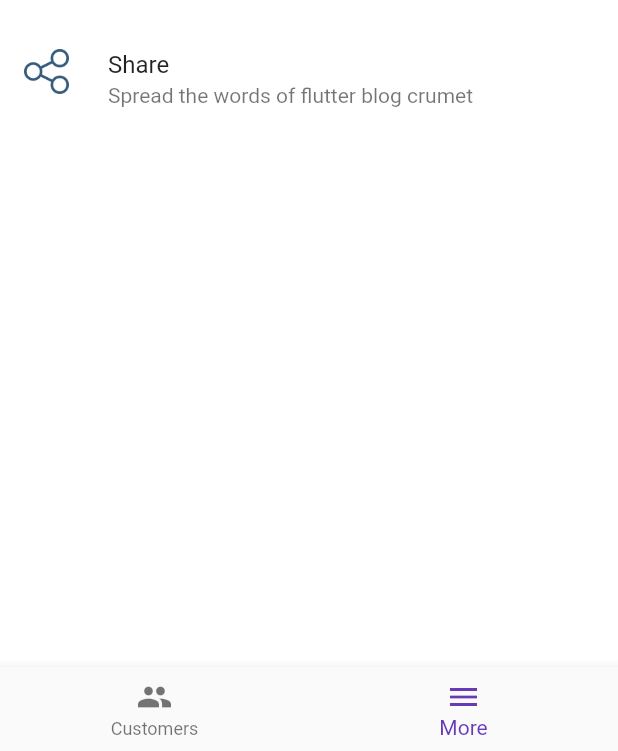
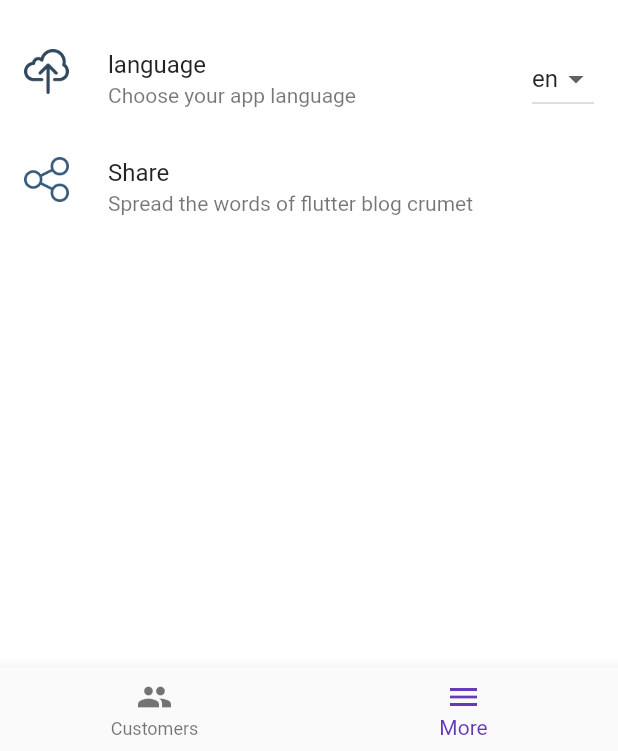
Before and after one commit to l3lackcurtains/udharo-khata, a Flutter app: the MyHomePage screen opened directly, item 2 of the bottom bar chosen, after a tap on "Share", on a phone screen of 412 x 824 dp, the part 485-1236 px from its top. Run offline on Flutter 3.47's test engine with Material 2 defaults, Android fonts, the phone set to English and light mode, and no system bars; our stand-ins replace cloud_firestore, firebase_auth, google_sign_in, image_picker, open_file, pdf and 3 more; missing offline and left inert: autocomplete_textfield, back_button_interceptor, background_fetch, cron, flutter_pdfview; accounts and stored records are empty; statements that could not run were skipped.

Commit message:
Language locale implemented

```diff
--- /dev/null
+++ b/assets/i18n/en.json
@@ -0,0 +1,3 @@
+{
+  "title": "Khata"
+}
--- /dev/null
+++ b/assets/i18n/ne.json
@@ -0,0 +1,3 @@
+{
+  "title": "खाता"
+}
--- /dev/null
+++ b/lib/helpers/appLocalizations.dart
@@ -0,0 +1,68 @@
+import 'dart:convert';
+import 'dart:ui';
+
+import 'package:flutter/services.dart';
+import 'package:flutter/widgets.dart';
+
+class AppLocalizations {
+  final Locale locale;
+
+  AppLocalizations(this.locale);
+
+  static AppLocalizations of(BuildContext context) {
+    return Localizations.of<AppLocalizations>(context, AppLocalizations);
+  }
+
+  static const AppLocalizationsDelegate delegate = AppLocalizationsDelegate();
+
+  Map<String, String> _localizedStrings;
+
+  Future<bool> load() async {
+    String jsonString =
+        await rootBundle.loadString('assets/i18n/${locale.languageCode}.json');
+    Map<String, dynamic> jsonMap = json.decode(jsonString);
+
+    _localizedStrings = jsonMap.map((key, value) {
+      return MapEntry(key, value.toString());
+    });
+
+    return true;
+  }
+
+  String translate(String key) {
+    return _localizedStrings[key];
+  }
+}
+
+class AppLocalizationsDelegate extends LocalizationsDelegate<AppLocalizations> {
+  const AppLocalizationsDelegate();
+
+  List<Locale> get supportedLocales {
+    return const <Locale>[
+      Locale('en', ''),
+      Locale('ne', ''),
+    ];
+  }
+
+  @override
+  bool isSupported(Locale locale) {
+    if (locale != null) {
+      for (Locale supportedLocale in supportedLocales) {
+        if (supportedLocale.languageCode == locale.languageCode) {
+          return true;
+        }
+      }
+    }
+    return false;
+  }
+
+  @override
+  Future<AppLocalizations> load(Locale locale) async {
+    AppLocalizations localizations = new AppLocalizations(locale);
+    await localizations.load();
+    return localizations;
+  }
+
+  @override
+  bool shouldReload(AppLocalizationsDelegate old) => false;
+}
--- a/lib/helpers/stateNotifier.dart
+++ b/lib/helpers/stateNotifier.dart
@@ -2,25 +2,48 @@ import 'package:flutter/widgets.dart';
 import 'package:provider/provider.dart';
 import 'package:shared_preferences/shared_preferences.dart';
 
+import 'appLocalizations.dart';
+
 class AppStateNotifier extends ChangeNotifier {
   bool isDarkMode = false;
   int selectedBusiness = 0;
+  String appLocale = "en";
 
-  void updateTheme(bool isDarkMode) {
-    this.isDarkMode = isDarkMode;
+  void updateLocale(String locale) {
+    this.appLocale = locale;
     notifyListeners();
   }
 
-  void updateBusiness(int business) {
-    this.selectedBusiness = business;
+  void updateSelectedBusiness(int bid) {
+    this.selectedBusiness = bid;
     notifyListeners();
   }
+}
+
+Future<Null> fetchLocale(BuildContext context) async {
+  var prefs = await SharedPreferences.getInstance();
+  String code = prefs.getString('language_code') ?? "en";
+  Provider.of<AppStateNotifier>(context, listen: false).updateLocale(code);
+  AppLocalizations.delegate.load(Locale(code));
+}
+
+Future<Null> changeLanguage(BuildContext context, String lang) async {
+  final prefs = await SharedPreferences.getInstance();
+  final key = 'language_code';
+  Provider.of<AppStateNotifier>(context, listen: false).updateLocale(lang);
+
+  Locale appLocale = Locale(lang);
+
+  Provider.of<AppStateNotifier>(context, listen: false).updateLocale(lang);
+  AppLocalizations.delegate.load(appLocale);
+
+  await prefs.setString(key, lang);
 }
 
 Future<Null> changeSelectedBusiness(BuildContext context, int id) async {
   final prefs = await SharedPreferences.getInstance();
   final key = 'selected_business';
   await prefs.setInt(key, id);
-
-  Provider.of<AppStateNotifier>(context, listen: false).updateBusiness(id);
+  Provider.of<AppStateNotifier>(context, listen: false)
+      .updateSelectedBusiness(id);
 }
--- a/lib/main.dart
+++ b/lib/main.dart
@@ -4,18 +4,21 @@ import 'dart:convert';
 import 'package:back_button_interceptor/back_button_interceptor.dart';
 import 'package:background_fetch/background_fetch.dart';
 import 'package:flutter/material.dart';
+import 'package:flutter_localizations/flutter_localizations.dart';
 import 'package:provider/provider.dart';
 import 'package:shared_preferences/shared_preferences.dart';
 import 'package:udharokhata/helpers/stateNotifier.dart';
 import 'package:udharokhata/pages/customers.dart';
 import 'package:udharokhata/pages/settings.dart';
 import 'package:udharokhata/services/autoBackup.dart';
-import 'package:udharokhata/services/loadBusinessInfo.dart';
 
 import 'blocs/businessBloc.dart';
+import 'helpers/appLocalizations.dart';
+import 'helpers/stateNotifier.dart';
 import 'models/business.dart';
 import 'pages/addBusiness.dart';
 import 'pages/signin.dart';
+import 'services/loadBusinessInfo.dart';
 
 void main() {
   runApp(
@@ -33,11 +36,18 @@ class MyApp extends StatelessWidget {
     return Consumer<AppStateNotifier>(builder: (context, appState, child) {
       return MaterialApp(
         title: 'Khata',
+        supportedLocales: AppLocalizations.delegate.supportedLocales,
+        localizationsDelegates: [
+          AppLocalizations.delegate,
+          GlobalMaterialLocalizations.delegate,
+          GlobalWidgetsLocalizations.delegate,
+        ],
         theme: ThemeData(
             primaryColor: Color(0xFF192a56),
             accentColor: Color(0xFFe74c3c),
             fontFamily: 'Roboto'),
         home: SignIn(),
+        locale: Locale(appState.appLocale),
       );
     });
   }
@@ -58,6 +68,7 @@ class _MyHomePageState extends State<MyHomePage> {
   @override
   void initState() {
     super.initState();
+    getTheLocale();
     BackButtonInterceptor.add(myInterceptor);
     initPlatformState();
     getAllBusinesses();
@@ -70,6 +81,7 @@ class _MyHomePageState extends State<MyHomePage> {
 
   void getAllBusinesses() async {
     List<Business> businesses = await businessBloc.getBusinesss();
+
     if (businesses.length == 0) {
       await loadBusinessInfo(context);
     }
@@ -88,6 +100,10 @@ class _MyHomePageState extends State<MyHomePage> {
       _businesses = businesses;
       _selectedBusiness = selectedBusiness;
     });
+  }
+
+  void getTheLocale() async {
+    await fetchLocale(context);
   }
 
   Future<void> initPlatformState() async {
@@ -120,7 +136,7 @@ class _MyHomePageState extends State<MyHomePage> {
   Widget build(BuildContext context) {
     return Scaffold(
       appBar: AppBar(
-        title: Text('Khata',
+        title: Text(AppLocalizations.of(context).translate('title'),
             style: TextStyle(
                 color: Colors.white,
                 fontWeight: FontWeight.bold,
--- a/lib/pages/settings.dart
+++ b/lib/pages/settings.dart
@@ -1,5 +1,7 @@
 import 'package:flutter/material.dart';
+import 'package:provider/provider.dart';
 import 'package:share/share.dart';
+import 'package:udharokhata/helpers/stateNotifier.dart';
 import 'package:udharokhata/pages/backup.dart';
 import 'package:udharokhata/pages/businessInformation.dart';
 
@@ -89,6 +91,27 @@ class _SettingsState extends State<Settings> {
                   subtitle: Text("Back up your udharo khata data"),
                 ),
               ),
+              ListTile(
+                leading: Image.asset(
+                  "images/backup.png",
+                  width: 30,
+                  height: 30,
+                  scale: 1.0,
+                ),
+                title: Text('language'),
+                subtitle: Text("Choose your app language"),
+                trailing: DropdownButton<String>(
+                  value: Provider.of<AppStateNotifier>(context).appLocale,
+                  onChanged: (String newValue) async {
+                    await changeLanguage(context, newValue);
+                  },
+                  items: <String>["en", "ne"]
+                      .map<DropdownMenuItem<String>>((String value) {
+                    return DropdownMenuItem<String>(
+                        value: value, child: Text(value));
+                  }).toList(),
+                ),
+              ),
               InkWell(
                 onTap: () {
                   Share.share(
--- a/lib/services/loadBusinessInfo.dart
+++ b/lib/services/loadBusinessInfo.dart
@@ -1,11 +1,9 @@
-import 'package:flutter/widgets.dart';
+import 'package:flutter/cupertino.dart';
 import 'package:udharokhata/blocs/businessBloc.dart';
 import 'package:udharokhata/helpers/stateNotifier.dart';
 import 'package:udharokhata/models/business.dart';
 
-Future<void> loadBusinessInfo(
-  BuildContext context,
-) async {
+Future<void> loadBusinessInfo(BuildContext context) async {
   Business _businessInfo = Business();
   final BusinessBloc businessBloc = BusinessBloc();
   _businessInfo.id = 0;
--- a/pubspec.yaml
+++ b/pubspec.yaml
@@ -8,6 +8,8 @@ environment:
 
 dependencies:
   flutter:
+    sdk: flutter
+  flutter_localizations:
     sdk: flutter
 
   cupertino_icons: ^0.1.2
@@ -40,9 +42,9 @@ dependencies:
   back_button_interceptor: ^4.3.1
 
 dev_dependencies:
+  intl_translation: ^0.17.1
   flutter_test:
     sdk: flutter
-
 flutter:
   uses-material-design: true
   fonts:
@@ -58,6 +60,8 @@ flutter:
         - asset: fonts/Quicksand/Quicksand-Bold.ttf
           weight: 700
   assets:
+    - assets/i18n/en.json
+    - assets/i18n/ne.json
     - images/no_image.jpg
     - images/noimage_person.png
     - images/google_logo.png
```
Also changed, not shown: pubspec.lock.
